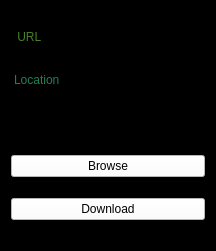
First picture: the form in form.ui, repository FatemeZamanian/FileDownloader, before the edit.
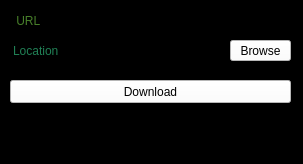
Second picture: the form after the edit.

Patch:
```diff
--- a/form.ui
+++ b/form.ui
@@ -6,10 +6,22 @@
    <rect>
     <x>0</x>
     <y>0</y>
-    <width>216</width>
-    <height>251</height>
+    <width>303</width>
+    <height>164</height>
    </rect>
   </property>
+  <property name="minimumSize">
+   <size>
+    <width>303</width>
+    <height>150</height>
+   </size>
+  </property>
+  <property name="maximumSize">
+   <size>
+    <width>303</width>
+    <height>164</height>
+   </size>
+  </property>
   <property name="focusPolicy">
    <enum>Qt::TabFocus</enum>
   </property>
@@ -19,9 +31,15 @@
   <property name="styleSheet">
    <string notr="true">background-color: rgb(0, 0, 0);</string>
   </property>
-  <layout class="QVBoxLayout" name="verticalLayout">
-   <item>
     <widget class="QLineEdit" name="txt_url">
+   <property name="geometry">
+    <rect>
+     <x>10</x>
+     <y>10</y>
+     <width>281</width>
+     <height>21</height>
+    </rect>
+   </property>
      <property name="styleSheet">
       <string notr="true">color: rgb(143, 255, 83);</string>
      </property>
@@ -29,9 +47,31 @@
       <string> URL</string>
      </property>
     </widget>
-   </item>
-   <item>
+  <widget class="QPushButton" name="btn_download">
+   <property name="geometry">
+    <rect>
+     <x>10</x>
+     <y>80</y>
+     <width>281</width>
+     <height>23</height>
+    </rect>
+   </property>
+   <property name="styleSheet">
+    <string notr="true">background-color: rgb(255, 255, 255);</string>
+   </property>
+   <property name="text">
+    <string>Download</string>
+   </property>
+  </widget>
     <widget class="QLineEdit" name="txt_location">
+   <property name="geometry">
+    <rect>
+     <x>10</x>
+     <y>40</y>
+     <width>211</width>
+     <height>21</height>
+    </rect>
+   </property>
      <property name="styleSheet">
       <string notr="true">color: rgb(64, 255, 169);</string>
      </property>
@@ -39,9 +79,15 @@
       <string>Location</string>
      </property>
     </widget>
-   </item>
-   <item>
     <widget class="QProgressBar" name="progress">
+   <property name="geometry">
+    <rect>
+     <x>10</x>
+     <y>120</y>
+     <width>281</width>
+     <height>21</height>
+    </rect>
+   </property>
      <property name="focusPolicy">
       <enum>Qt::StrongFocus</enum>
      </property>
@@ -55,9 +101,15 @@
       <bool>true</bool>
      </property>
     </widget>
-   </item>
-   <item>
     <widget class="QPushButton" name="btn_browse">
+   <property name="geometry">
+    <rect>
+     <x>230</x>
+     <y>40</y>
+     <width>61</width>
+     <height>21</height>
+    </rect>
+   </property>
      <property name="styleSheet">
       <string notr="true">background-color: rgb(255, 255, 255);</string>
      </property>
@@ -65,18 +117,6 @@
       <string>Browse</string>
      </property>
     </widget>
-   </item>
-   <item>
-    <widget class="QPushButton" name="btn_download">
-     <property name="styleSheet">
-      <string notr="true">background-color: rgb(255, 255, 255);</string>
-     </property>
-     <property name="text">
-      <string>Download</string>
-     </property>
-    </widget>
-   </item>
-  </layout>
  </widget>
  <resources/>
  <connections/>
```
Lines whose indentation alone changed are shown as unchanged.
